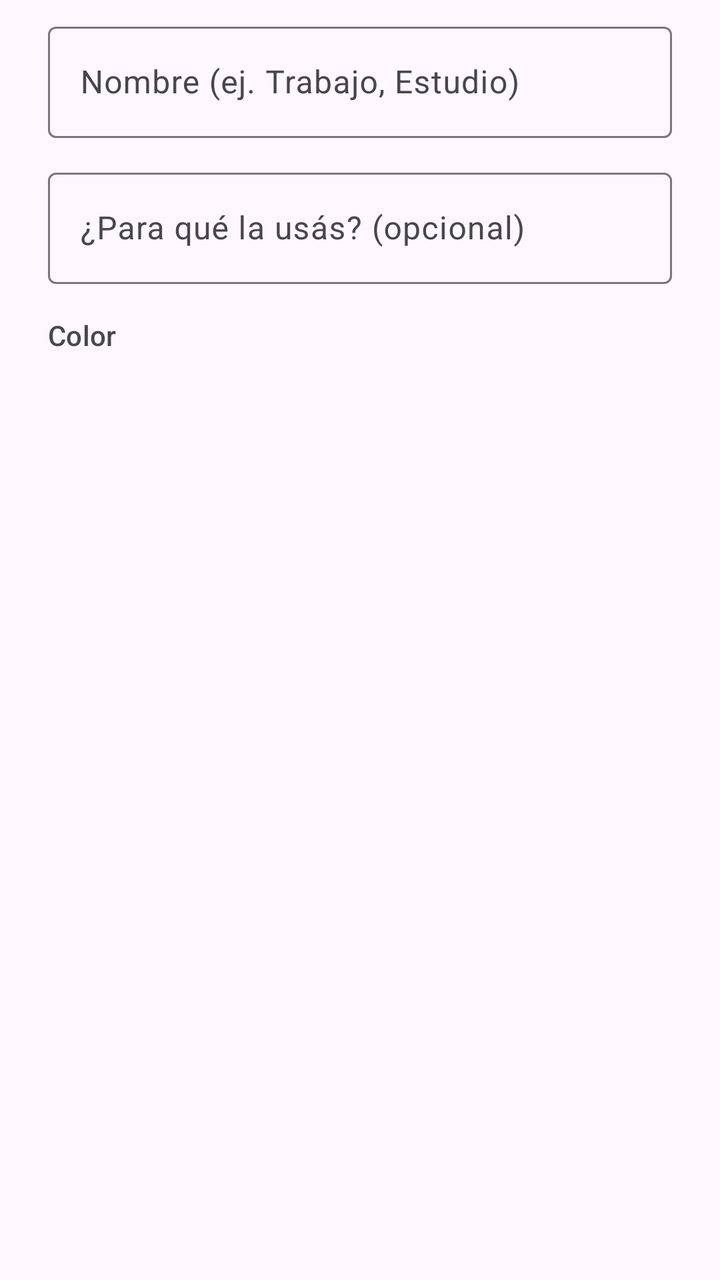
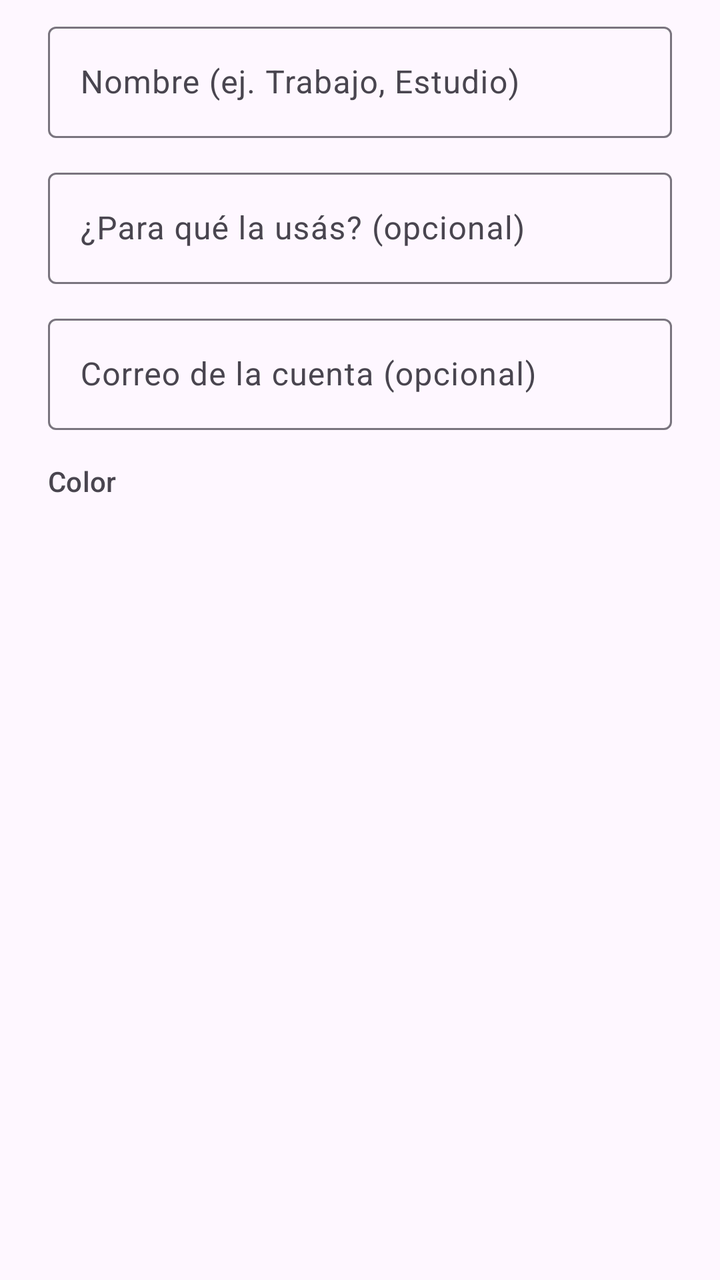

Two renders of the same Android screen: before a commit and after it. Below are the layout's source before the change and the commit's diff.
<!-- AndroidManifest.xml: application theme Theme.Claudeck -->
<!-- res/layout/dialog_account.xml -->
<?xml version="1.0" encoding="utf-8"?>
<LinearLayout xmlns:android="http://schemas.android.com/apk/res/android"
    android:layout_width="match_parent"
    android:layout_height="wrap_content"
    android:orientation="vertical"
    android:paddingStart="24dp"
    android:paddingTop="8dp"
    android:paddingEnd="24dp">

    <com.google.android.material.textfield.TextInputLayout
        style="?attr/textInputOutlinedStyle"
        android:layout_width="match_parent"
        android:layout_height="wrap_content"
        android:hint="Nombre (ej. Trabajo, Estudio)">

        <com.google.android.material.textfield.TextInputEditText
            android:id="@+id/inputName"
            android:layout_width="match_parent"
            android:layout_height="wrap_content"
            android:inputType="textCapSentences"
            android:maxLength="24"
            android:singleLine="true" />
    </com.google.android.material.textfield.TextInputLayout>

    <com.google.android.material.textfield.TextInputLayout
        style="?attr/textInputOutlinedStyle"
        android:layout_width="match_parent"
        android:layout_height="wrap_content"
        android:layout_marginTop="12dp"
        android:hint="¿Para qué la usás? (opcional)">

        <com.google.android.material.textfield.TextInputEditText
            android:id="@+id/inputPurpose"
            android:layout_width="match_parent"
            android:layout_height="wrap_content"
            android:inputType="textCapSentences"
            android:maxLength="60"
            android:singleLine="true" />
    </com.google.android.material.textfield.TextInputLayout>

    <TextView
        android:layout_width="wrap_content"
        android:layout_height="wrap_content"
        android:layout_marginTop="16dp"
        android:text="Color"
        android:textAppearance="?attr/textAppearanceLabelLarge"
        android:textColor="?attr/colorOnSurfaceVariant" />

    <HorizontalScrollView
        android:layout_width="match_parent"
        android:layout_height="wrap_content"
        android:layout_marginTop="4dp"
        android:scrollbars="none">

        <LinearLayout
            android:id="@+id/colorRow"
            android:layout_width="wrap_content"
            android:layout_height="wrap_content"
            android:orientation="horizontal" />
    </HorizontalScrollView>
</LinearLayout>
<!-- resources referenced by this layout -->
<resources>
  <style name="Theme.Claudeck" parent="Theme.Material3.DayNight.NoActionBar">
          <item name="colorPrimary">@color/brand</item>
          <item name="colorOnPrimary">@color/white</item>
          <item name="android:statusBarColor">?attr/colorSurface</item>
          <item name="android:navigationBarColor">?attr/colorSurfaceContainer</item>
      </style>
  <color name="brand">#D2694A</color>
  <color name="white">#FFFFFFFF</color>
</resources>

<!-- the commit's change to res/layout/dialog_account.xml (unified diff, before → after) -->
@@ -38,6 +38,22 @@
             android:singleLine="true" />
     </com.google.android.material.textfield.TextInputLayout>
 
+    <com.google.android.material.textfield.TextInputLayout
+        style="?attr/textInputOutlinedStyle"
+        android:layout_width="match_parent"
+        android:layout_height="wrap_content"
+        android:layout_marginTop="12dp"
+        android:hint="Correo de la cuenta (opcional)">
+
+        <com.google.android.material.textfield.TextInputEditText
+            android:id="@+id/inputEmail"
+            android:layout_width="match_parent"
+            android:layout_height="wrap_content"
+            android:inputType="textEmailAddress"
+            android:maxLength="80"
+            android:singleLine="true" />
+    </com.google.android.material.textfield.TextInputLayout>
+
     <TextView
         android:layout_width="wrap_content"
         android:layout_height="wrap_content"
